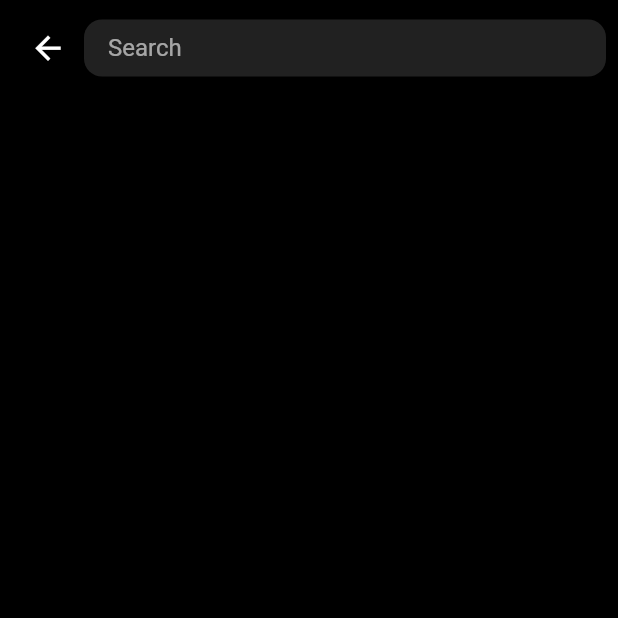
After one commit to hossammo-dev/instagram_clone, a Flutter app: the UsersSearchScreen screen opened directly, on a phone screen of 412 x 824 dp, the top half of it. The commit adds this screen. Run offline on Flutter 3.47's test engine with Material 2 defaults, Android fonts, the phone set to English and light mode, and no system bars; our stand-ins replace cached_network_image, cloud_firestore, firebase_auth, firebase_core, firebase_storage, flutter_bloc and 6 more; accounts and stored records are empty.

Commit message:
#test: search for user

```diff
--- /dev/null
+++ b/lib/modules/search/users_search_screen.dart
@@ -0,0 +1,128 @@
+import 'package:flutter/material.dart';
+
+import 'package:cloud_firestore/cloud_firestore.dart';
+
+import '../../shared/widgets/cached_image.dart';
+
+
+class UsersSearchScreen extends StatefulWidget {
+  const UsersSearchScreen({Key? key}) : super(key: key);
+
+  @override
+  State<UsersSearchScreen> createState() => _UsersSearchScreenState();
+}
+
+class _UsersSearchScreenState extends State<UsersSearchScreen> {
+  final TextEditingController _queryController = TextEditingController();
+
+  var _isWriting = false;
+  Stream<QuerySnapshot<Map<String, dynamic>>>? _queryStream;
+
+  void _checkStatus(String query) {
+    if (query.isNotEmpty) {
+      setState(() {
+        _isWriting = true;
+      });
+    } else {
+      setState(() {
+        _isWriting = false;
+      });
+    }
+  }
+
+  void _searchForUser(query) {
+    setState(() {
+      _queryStream = FirebaseFirestore.instance
+          .collection('users')
+          .where('username', isGreaterThanOrEqualTo: query)
+          .where('username', isLessThan: query + 'z')
+          .snapshots();
+    });
+  }
+
+  @override
+  Widget build(BuildContext context) {
+    return Scaffold(
+      body: SafeArea(
+        child: Padding(
+          padding: const EdgeInsets.all(8.0),
+          child: Column(
+            children: [
+              //header
+              Row(
+                children: [
+                  IconButton(
+                      onPressed: () => Navigator.of(context).pop(),
+                      icon: const Icon(Icons.arrow_back,
+                          color: Colors.white, size: 25)),
+                  Expanded(
+                    child: Container(
+                      height: 38,
+                      width: double.infinity,
+                      padding: const EdgeInsets.only(right: 16),
+                      decoration: BoxDecoration(
+                        color: Colors.grey.shade900,
+                        borderRadius: BorderRadius.circular(12),
+                      ),
+                      child: Row(
+                        children: [
+                          const SizedBox(width: 16),
+                          Expanded(
+                            child: TextField(
+                              controller: _queryController,
+                              decoration: const InputDecoration(
+                                  hintText: 'Search', border: InputBorder.none),
+                              onChanged: (query) {
+                                _checkStatus(query);
+                                _searchForUser(query);
+                              },
+                            ),
+                          ),
+                          if (_isWriting)
+                            GestureDetector(
+                              onTap: () => _queryController.clear(),
+                            child: const Icon(Icons.close, color: Colors.white),
+                            ),
+                        ],
+                      ),
+                    ),
+                  ),
+                ],
+              ),
+
+              //body
+              StreamBuilder<QuerySnapshot<Map<String, dynamic>>>(
+                stream: _queryStream,
+                builder: (context, snapshot) {
+                  if (!snapshot.hasData || _queryController.text.isEmpty) {
+                    print("no data");
+                    return const SizedBox();
+                  } else {
+                    print("has data");
+                    print(snapshot.data!.docs.length);
+                    return Expanded(
+                      child: ListView.builder(
+                        itemCount: snapshot.data!.docs.length,
+                        itemBuilder: (context, index) {
+                          final _user = snapshot.data!.docs[index].data();
+                          print(_user['avatar_url']);
+                          return ListTile(
+                            leading: CachedImage(
+                              imageUrl: _user['avatar_url'],
+                              circle: true,
+                            ),
+                            title: Text(_user['username']),
+                          );
+                        },
+                      ),
+                    );
+                  }
+                },
+              ),
+            ],
+          ),
+        ),
+      ),
+    );
+  }
+}
--- a/lib/shared/widgets/components.dart
+++ b/lib/shared/widgets/components.dart
@@ -34,6 +34,7 @@ TextFormField defaultTextField({
   bool? showPassword = false,
   VoidCallback? changePassVisibility,
   InputBorder? border = const UnderlineInputBorder(),
+  bool readOnly = false,
 }) =>
     TextFormField(
       controller: controller,
@@ -43,6 +44,7 @@ TextFormField defaultTextField({
         if (value!.isEmpty) return 'This field is required';
         return null;
       },
+      readOnly: readOnly,
       decoration: InputDecoration(
         hintText: hint,
         labelText: label,
```
Also changed, not shown: lib/modules/search/search_screen.dart (+9 -3 lines).
